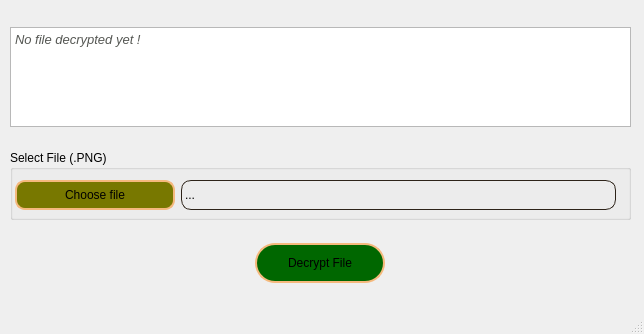
Before: the Qt Designer form DecryptImage/mainwindow.ui in DorianFournier/Embedded-cpp, drawn with Qt 5.
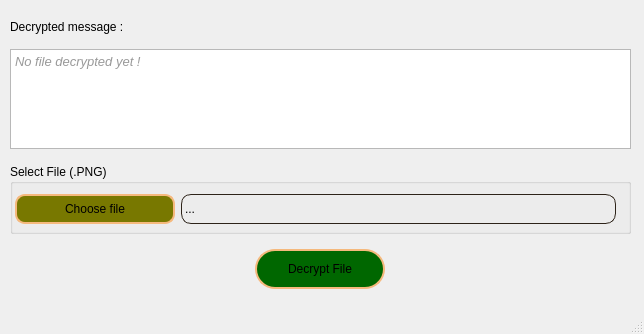
After: the same form once the commit is applied.

Diff of the .ui file:
```diff
--- a/DecryptImage/mainwindow.ui
+++ b/DecryptImage/mainwindow.ui
@@ -24,6 +24,19 @@
      </rect>
     </property>
     <layout class="QVBoxLayout" name="verticalLayout">
+     <item>
+      <widget class="QLabel" name="label">
+       <property name="maximumSize">
+        <size>
+         <width>16777215</width>
+         <height>15</height>
+        </size>
+       </property>
+       <property name="text">
+        <string>Decrypted message :</string>
+       </property>
+      </widget>
+     </item>
      <item>
       <widget class="QTextBrowser" name="textBrowser">
        <property name="maximumSize">
@@ -43,7 +56,7 @@
 li.unchecked::marker { content: &quot;\2610&quot;; }
 li.checked::marker { content: &quot;\2612&quot;; }
 &lt;/style&gt;&lt;/head&gt;&lt;body style=&quot; font-family:'Ubuntu'; font-size:10pt; font-weight:400; font-style:normal;&quot;&gt;
-&lt;p style=&quot; margin-top:0px; margin-bottom:0px; margin-left:0px; margin-right:0px; -qt-block-indent:0; text-indent:0px;&quot;&gt;&lt;span style=&quot; font-style:italic; color:#555753;&quot;&gt;No file decrypted yet !&lt;/span&gt;&lt;/p&gt;&lt;/body&gt;&lt;/html&gt;</string>
+&lt;p style=&quot; margin-top:0px; margin-bottom:0px; margin-left:0px; margin-right:0px; -qt-block-indent:0; text-indent:0px;&quot;&gt;&lt;span style=&quot; font-style:italic; color:#999999;&quot;&gt;No file decrypted yet !&lt;/span&gt;&lt;/p&gt;&lt;/body&gt;&lt;/html&gt;</string>
        </property>
       </widget>
      </item>
```
